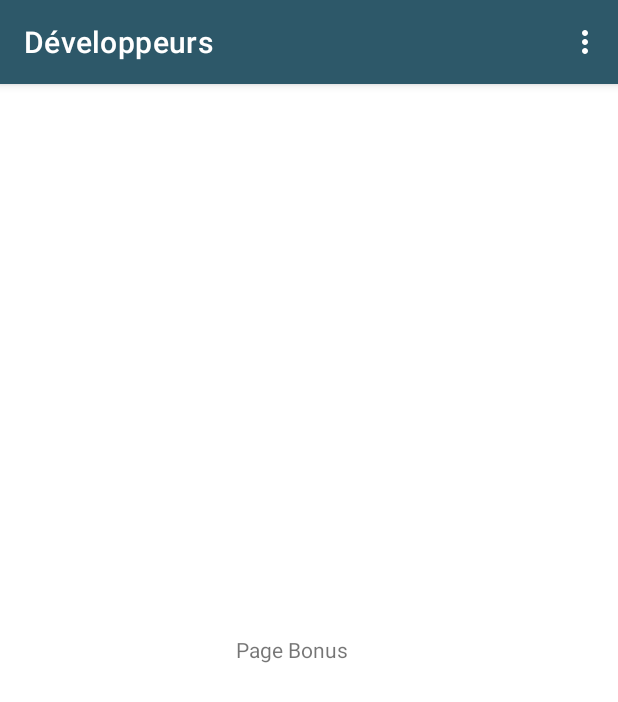
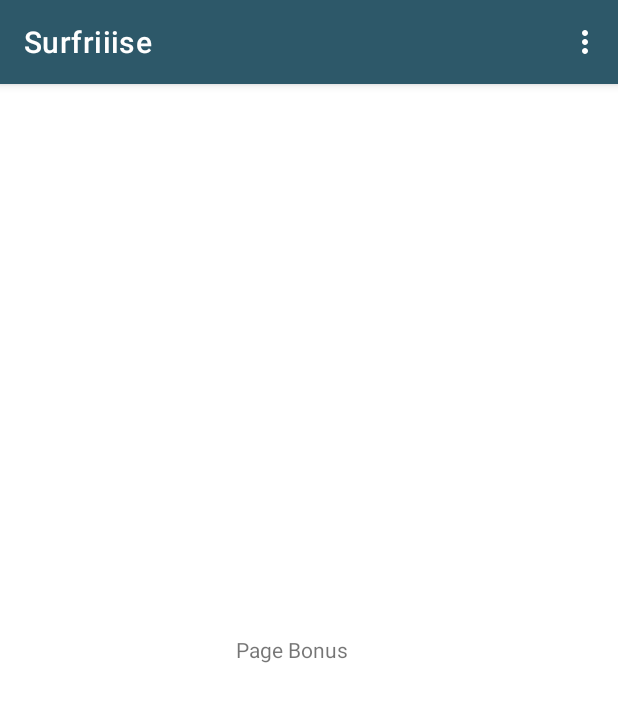
Before and after one commit to colletjea/appKenaii, an Android app: the Bonus screen opened directly, with no data from a screen before it, on a phone screen of 412 x 824 dp. Shown: the top 702 px of the screen. Run offline under Robolectric (Android 15) with nearby library versions, the phone set to English and light mode, and no system bars.

Commit message:
modifs logo surfriiise + noms menu

```diff
--- a/app/src/main/java/com/example/appkenai/Bonus.java
+++ b/app/src/main/java/com/example/appkenai/Bonus.java
@@ -12,7 +12,7 @@ public class Bonus extends AppCompatActivity {
 Intent intent;
     @Override
     protected void onCreate(Bundle savedInstanceState) {
-        setTitle("Développeurs");
+        setTitle("Surfriiise");
         super.onCreate(savedInstanceState);
         setContentView(R.layout.activity_bonus);
     }
--- a/app/src/main/res/layout/activity_accueil.xml
+++ b/app/src/main/res/layout/activity_accueil.xml
@@ -253,7 +253,7 @@
                 <ImageView
                     android:layout_width="110dp"
                     android:layout_height="110dp"
-                    android:src="@drawable/logo_bonus" />
+                    android:src="@drawable/logo_surfriiise" />
             </LinearLayout>
         </androidx.cardview.widget.CardView>
 
--- a/app/src/main/res/layout/activity_planning_des_sports.xml
+++ b/app/src/main/res/layout/activity_planning_des_sports.xml
@@ -32,7 +32,7 @@
                         android:id="@+id/lignelundi_11"
                         android:layout_width="@dimen/planning_width"
                         android:layout_height="400dp"
-                        app:srcCompat="@drawable/lundi11"/>
+                        app:srcCompat="@drawable/lundi_gif"/>
                     <ImageView
                         android:id="@+id/lignelundi_12"
                         android:layout_width="@dimen/planning_width"
--- a/app/src/main/res/menu/main_menu.xml
+++ b/app/src/main/res/menu/main_menu.xml
@@ -31,6 +31,6 @@
     <item android:id="@+id/menu_Bonus"
         android:orderInCategory="100"
         app:showAsAction="never"
-        android:title="Bonus" />
+        android:title="Surfriiise" />
 
 </menu>
--- a/app/src/main/res/menu/menu_event.xml
+++ b/app/src/main/res/menu/menu_event.xml
@@ -31,7 +31,7 @@
     <item android:id="@+id/menu_Bonus"
         android:orderInCategory="100"
         app:showAsAction="never"
-        android:title="Bonus" />
+        android:title="Surfriiise" />
 
     <item android:id="@+id/menu_Ajout_Event"
         android:orderInCategory="100"
```
Also changed, not shown: app/src/main/res/drawable/logo_surfriiise.png (added), app/src/main/res/drawable/lundi_gif.gif (added).
